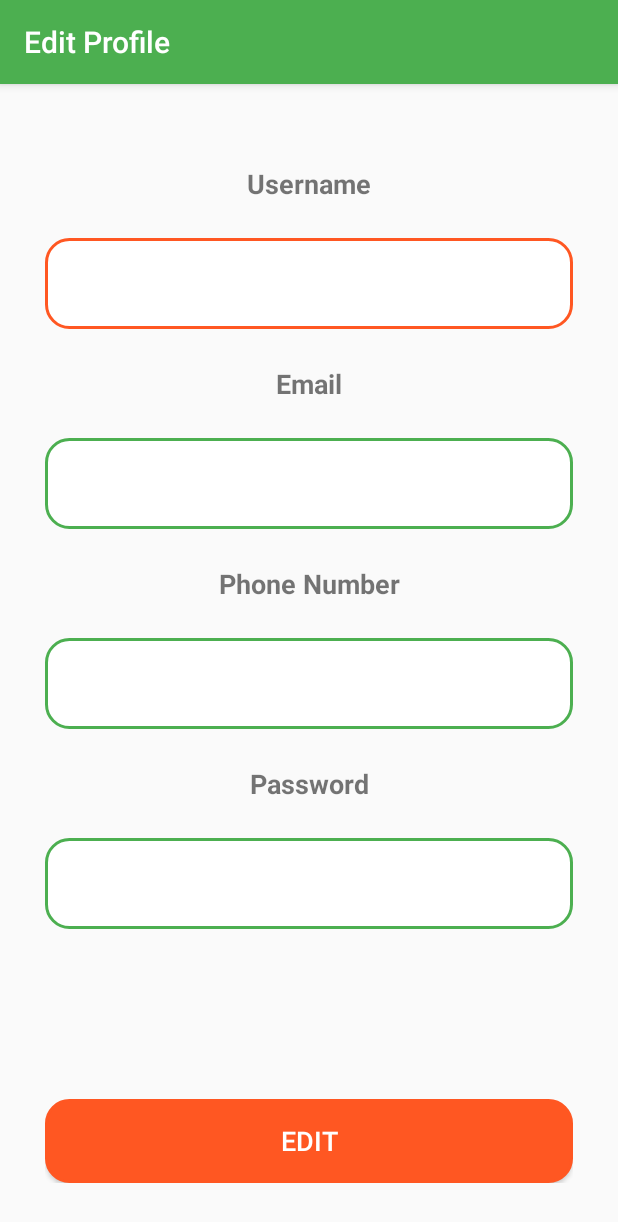
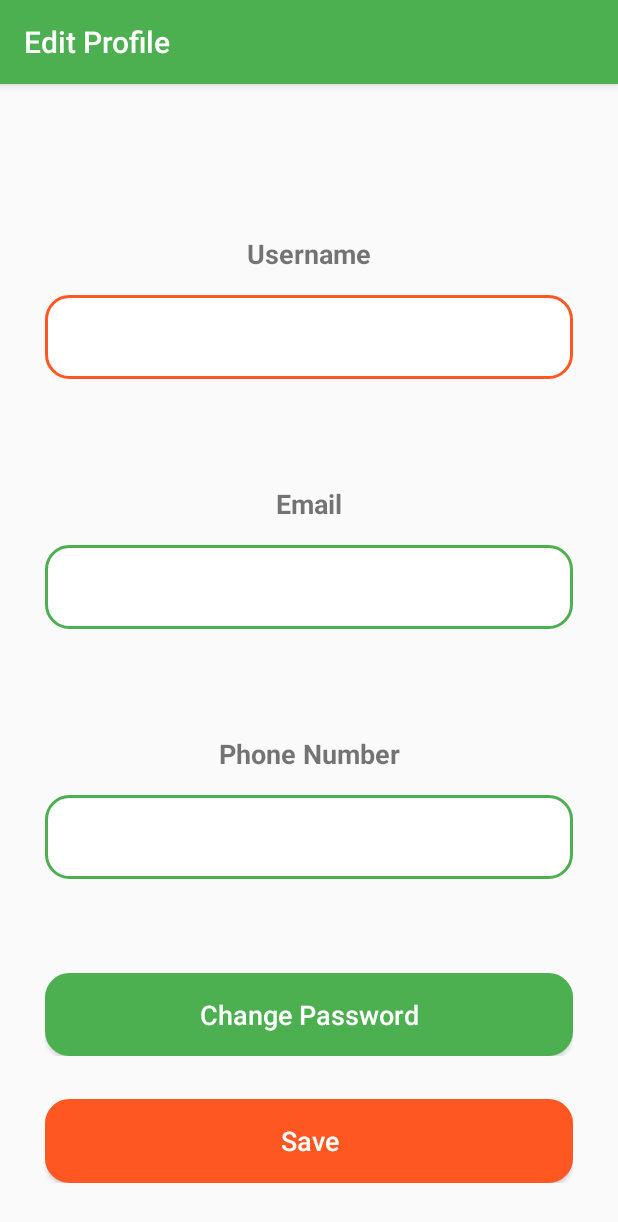
Before and after one commit to shayanmalinda/Quick-Cabs, an Android app: the EditProfileActivity screen opened directly, with no data from a screen before it, on a phone screen of 412 x 824 dp. Shown: the top 1222 px of the screen. Run offline under Robolectric (Android 15) with nearby library versions, the phone set to English and light mode, and no system bars; 3 statements that could not run were skipped.

Commit message:
Edit Profile Details UI Completed

```diff
--- a/app/build.gradle
+++ b/app/build.gradle
@@ -9,6 +9,7 @@ android {
         versionCode 1
         versionName "1.0"
         testInstrumentationRunner "android.support.test.runner.AndroidJUnitRunner"
+        useLibrary 'org.apache.http.legacy'
     }
     buildTypes {
         release {
--- a/app/src/main/java/com/shayanmalinda/quickcabs/EditProfileActivity.java
+++ b/app/src/main/java/com/shayanmalinda/quickcabs/EditProfileActivity.java
@@ -1,9 +1,26 @@
 package com.shayanmalinda.quickcabs;
 
+import android.app.ProgressDialog;
+import android.content.Context;
+import android.content.Intent;
+import android.os.AsyncTask;
 import android.support.v7.app.AppCompatActivity;
 import android.os.Bundle;
+import android.view.View;
+import android.widget.EditText;
+
+import java.util.HashMap;
 
 public class EditProfileActivity extends AppCompatActivity {
+
+    String username,email,phone = null;
+
+
+    String HttpURL = "http://idexserver.tk/b05/shayan/quickcabs/profile/update.php";
+    ProgressDialog progressDialog;
+    String finalResult ;
+    HashMap<String,String> hashMap = new HashMap<>();
+    HttpParse httpParse = new HttpParse();
 
     @Override
     protected void onCreate(Bundle savedInstanceState) {
@@ -11,4 +28,80 @@ public class EditProfileActivity extends AppCompatActivity {
         setContentView(R.layout.activity_edit_profile);
         setTitle("Edit Profile");
     }
+
+
+    @Override
+    protected void onResume() {
+        super.onResume();
+        Bundle extra = getIntent().getExtras();
+        username = extra.getString("username");
+        email = extra.getString("email");
+        phone = extra.getString("phone");
+
+        EditText etUsername = findViewById(R.id.editProfileUsername);
+        EditText etEmail = findViewById(R.id.editProfileEmail);
+        EditText etPhone = findViewById(R.id.editProfilePhone);
+
+        etUsername.setText(username);
+        etEmail.setText(email);
+        etPhone.setText(phone);
+    }
+
+    public void saveDetails(View v){
+        class StudentRecordUpdateClass extends AsyncTask<String,Void,String> {
+            Context ctx;
+            StudentRecordUpdateClass(Context ctx)
+            {
+                this.ctx=ctx;
+            }
+
+            @Override
+            protected void onPreExecute() {
+                super.onPreExecute();
+
+                progressDialog = ProgressDialog.show(EditProfileActivity.this,"Please Wait",null,true,true);
+            }
+
+            @Override
+            protected void onPostExecute(String httpResponseMsg) {
+
+                super.onPostExecute(httpResponseMsg);
+                Intent intent = new Intent(ctx, ProfileActivity.class);
+                intent.putExtra("username",username);
+                intent.putExtra("email",email);
+                intent.putExtra("phone",phone);
+                ctx.startActivity(intent);
+
+                progressDialog.dismiss();
+
+
+            }
+
+            @Override
+            protected String doInBackground(String... params) {
+
+                EditText etUsername = findViewById(R.id.editProfileUsername);
+                EditText etEmail = findViewById(R.id.editProfileEmail);
+                EditText etPhone = findViewById(R.id.editProfilePhone);
+
+                username = etUsername.getText().toString();
+                email = etEmail.getText().toString();
+                phone = etPhone.getText().toString();
+
+                hashMap.put("username",username);
+
+                hashMap.put("email",email);
+
+                hashMap.put("phone",phone);
+
+                finalResult = httpParse.postRequest(hashMap, HttpURL);
+
+                return finalResult;
+            }
+        }
+
+        StudentRecordUpdateClass studentRecordUpdateClass = new StudentRecordUpdateClass(this);
+
+        studentRecordUpdateClass.execute(username,email,phone);
+    }
 }
--- a/app/src/main/res/layout/activity_edit_profile.xml
+++ b/app/src/main/res/layout/activity_edit_profile.xml
@@ -36,13 +36,15 @@
                 <TextView
                     android:layout_width="match_parent"
                     android:layout_height="0dp"
-                    android:layout_weight="1.2"
+                    android:layout_weight="2"
                     android:text="@string/username"
-                    android:gravity="center"
+                    android:gravity="bottom|center"
+                    android:padding="15dp"
                     android:textStyle="bold"
                     android:textSize="18sp"/>
 
                 <EditText
+                    android:id="@+id/editProfileUsername"
                     android:layout_width="match_parent"
                     android:layout_height="0dp"
                     android:background="@drawable/edit_text_background"
@@ -64,13 +66,15 @@
                 <TextView
                     android:layout_width="match_parent"
                     android:layout_height="0dp"
-                    android:layout_weight="1.2"
+                    android:layout_weight="2"
                     android:text="@string/email"
-                    android:gravity="center"
+                    android:gravity="bottom|center"
+                    android:padding="15dp"
                     android:textStyle="bold"
                     android:textSize="18sp"/>
 
                 <EditText
+                    android:id="@+id/editProfileEmail"
                     android:layout_width="match_parent"
                     android:layout_height="0dp"
                     android:background="@drawable/edit_text_background"
@@ -91,13 +95,15 @@
                 <TextView
                     android:layout_width="match_parent"
                     android:layout_height="0dp"
-                    android:layout_weight="1.2"
+                    android:layout_weight="2"
                     android:text="@string/phone"
-                    android:gravity="center"
+                    android:gravity="bottom|center"
+                    android:padding="15dp"
                     android:textStyle="bold"
                     android:textSize="18sp"/>
 
                 <EditText
+                    android:id="@+id/editProfilePhone"
                     android:layout_width="match_parent"
                     android:layout_height="0dp"
                     android:background="@drawable/edit_text_background"
@@ -110,34 +116,34 @@
             <LinearLayout
                 android:layout_width="match_parent"
                 android:layout_height="wrap_content"
-                android:layout_weight="1"
+                android:layout_weight="0.9"
+                android:gravity="center"
+                android:orientation="vertical">
+            </LinearLayout>
+            <LinearLayout
+                android:layout_width="match_parent"
+                android:layout_height="wrap_content"
+                android:layout_weight="0.1"
                 android:gravity="center"
                 android:orientation="vertical">
 
-                <TextView
+                <Button
                     android:layout_width="match_parent"
-                    android:layout_height="0dp"
-                    android:layout_weight="1.2"
-                    android:text="@string/password"
-                    android:gravity="center"
-                    android:textStyle="bold"
-                    android:textSize="18sp"/>
-
-                <EditText
-                    android:layout_width="match_parent"
-                    android:layout_height="0dp"
+                    android:layout_height="match_parent"
+                    android:backgroundTint="@color/colorPrimary"
+                    android:textColor="@color/whiteText"
+                    android:text="Change Password"
                     android:background="@drawable/edit_text_background"
-                    android:padding="10dp"
-                    android:textSize="16dp"
-                    android:textColor="@color/blackText"
-                    android:layout_weight="1"/>
+                    android:textSize="18dp"
+                    android:padding="12dp"
+                    android:textAllCaps="false"/>
 
             </LinearLayout>
 
             <LinearLayout
                 android:layout_width="match_parent"
                 android:layout_height="wrap_content"
-                android:layout_weight="1.7"
+                android:layout_weight="0.4"
                 android:gravity="center">
             </LinearLayout>
 
@@ -154,11 +160,12 @@
                     android:layout_height="match_parent"
                     android:backgroundTint="@color/colorAccent"
                     android:textColor="@color/whiteText"
-                    android:text="@string/edit"
+                    android:text="Save"
                     android:background="@drawable/edit_text_background"
                     android:textSize="18dp"
                     android:padding="12dp"
-                    android:onClick="edit"/>
+                    android:onClick="saveDetails"
+                    android:textAllCaps="false"/>
 
             </LinearLayout>
 
--- a/app/src/main/res/layout/activity_register.xml
+++ b/app/src/main/res/layout/activity_register.xml
@@ -150,7 +150,7 @@
                     android:backgroundTint="@color/colorAccent"
                     android:textColor="@color/whiteText"
                     android:text="@string/signup"
-                    android:background="@drawable/edit_text_background"
+                    android:background="@drawable/custom_button"
                     android:textSize="15dp"
                     android:layout_weight="1"
                     android:onClick="signup"/>
--- a/app/src/main/res/layout/content_main.xml
+++ b/app/src/main/res/layout/content_main.xml
@@ -129,7 +129,7 @@
                     android:backgroundTint="@color/colorAccent"
                     android:textColor="@color/whiteText"
                     android:text="@string/signup"
-                    android:background="@drawable/edit_text_background"
+                    android:background="@drawable/custom_button"
                     android:textSize="15dp"
                     android:layout_weight="1"
                     android:layout_marginRight="3dp"
@@ -141,7 +141,7 @@
                     android:backgroundTint="@color/colorPrimary"
                     android:textColor="@color/whiteText"
                     android:text="@string/login"
-                    android:background="@drawable/edit_text_background"
+                    android:background="@drawable/custom_button"
                     android:textSize="15dp"
                     android:layout_weight="1"
                     android:layout_marginLeft="3dp"
```
Also changed, not shown: app/src/main/java/com/shayanmalinda/quickcabs/HttpParse.java (added, +93 -0 lines), app/src/main/java/com/shayanmalinda/quickcabs/LoginBackgroundTask.java (+12 -5 lines), app/src/main/java/com/shayanmalinda/quickcabs/LoginProcessTask.java (+8 -0 lines), app/src/main/java/com/shayanmalinda/quickcabs/MainActivity.java (+7 -1 lines), app/src/main/java/com/shayanmalinda/quickcabs/ProfileActivity.java (+10 -3 lines), app/src/main/res/drawable/custom_button.xml (added, +10 -0 lines), app/src/main/res/layout/activity_profile.xml (+27 -7 lines).
